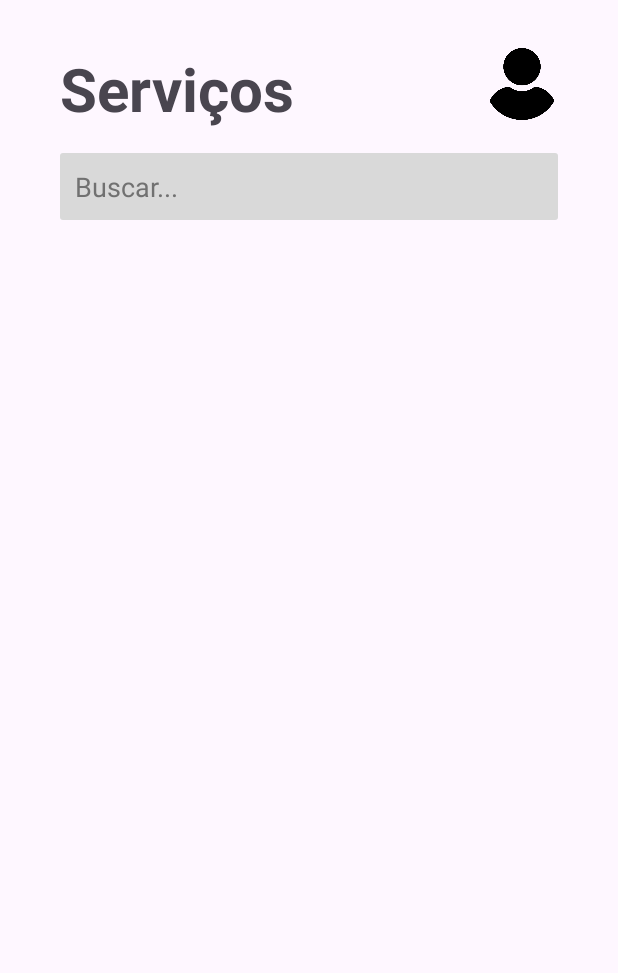
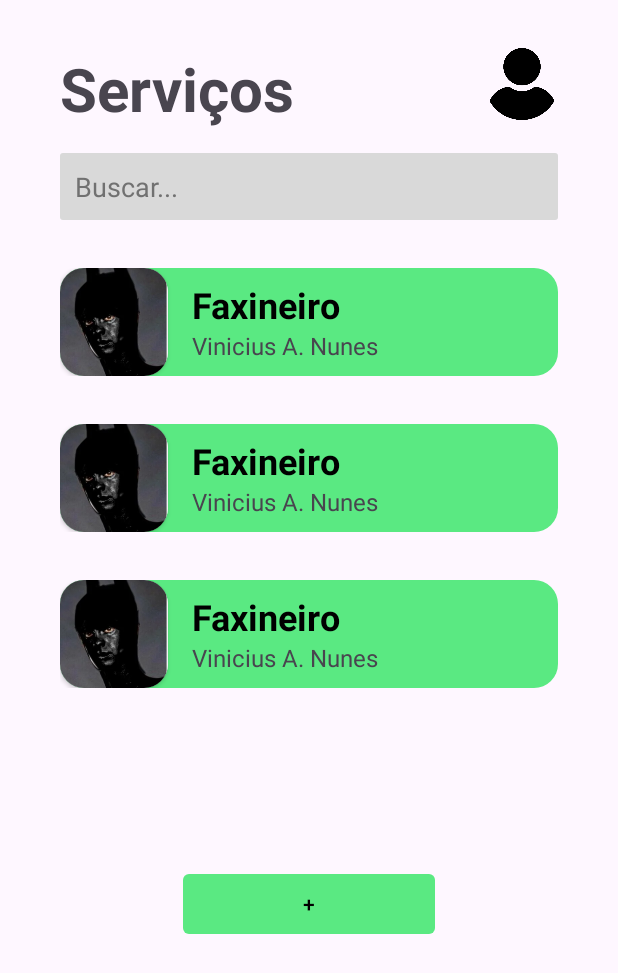
Before and after one commit to ezSchedule/ezSchedule.mobile, an Android app: the layout fragment_services.xml on its own in the app's theme, with its tools: preview values and no code run, on a phone screen of 412 x 824 dp. Shown: the top 973 px of the screen. Run offline under Robolectric (Android 15) with nearby library versions, the phone set to English and light mode, and no system bars; Roboto replaces fonts that are not available here.

Commit message:
:lipstick: Tela de Services completa.

```diff
--- /dev/null
+++ b/app/src/main/res/drawable/btn_squared.xml
@@ -0,0 +1,8 @@
+<?xml version="1.0" encoding="utf-8"?>
+<shape xmlns:android="http://schemas.android.com/apk/res/android"
+    android:padding="10dp"
+    android:shape="rectangle">
+
+    <solid android:color="@color/colorPrimary" />
+    <corners android:radius="4dp"/>
+</shape>
--- /dev/null
+++ b/app/src/main/res/drawable/item_image_rounded.xml
@@ -0,0 +1,11 @@
+<?xml version="1.0" encoding="utf-8"?>
+<shape xmlns:android="http://schemas.android.com/apk/res/android"
+    android:padding="10dp"
+    android:shape="rectangle">
+
+    <corners
+        android:bottomLeftRadius="16dp"
+        android:bottomRightRadius="16dp"
+        android:topLeftRadius="16dp"
+        android:topRightRadius="16dp" />
+</shape>
--- /dev/null
+++ b/app/src/main/res/drawable/item_rounded.xml
@@ -0,0 +1,12 @@
+<?xml version="1.0" encoding="utf-8"?>
+<shape xmlns:android="http://schemas.android.com/apk/res/android"
+    android:padding="10dp"
+    android:shape="rectangle">
+
+    <solid android:color="@color/colorPrimary" />
+    <corners
+        android:bottomLeftRadius="16dp"
+        android:bottomRightRadius="16dp"
+        android:topLeftRadius="16dp"
+        android:topRightRadius="16dp" />
+</shape>
--- a/app/src/main/res/layout/fragment_services.xml
+++ b/app/src/main/res/layout/fragment_services.xml
@@ -1,6 +1,7 @@
 <?xml version="1.0" encoding="utf-8"?>
 <androidx.constraintlayout.widget.ConstraintLayout xmlns:android="http://schemas.android.com/apk/res/android"
     xmlns:app="http://schemas.android.com/apk/res-auto"
+    xmlns:tools="http://schemas.android.com/tools"
     android:layout_width="match_parent"
     android:layout_height="match_parent">
 
@@ -18,27 +19,50 @@
 
     <ImageView
         android:id="@+id/image_menu"
-        android:clickable="true"
-        android:focusable="true"
         android:layout_width="48dp"
         android:layout_height="48dp"
         android:layout_marginTop="32dp"
         android:layout_marginRight="40dp"
+        android:clickable="true"
+        android:focusable="true"
         android:src="@drawable/user_default_image"
         app:layout_constraintRight_toRightOf="parent"
         app:layout_constraintTop_toTopOf="parent" />
 
     <AutoCompleteTextView
+        android:id="@+id/frag_atv_service"
         android:layout_width="match_parent"
         android:layout_height="wrap_content"
-        android:background="@drawable/atv_rounded"
-        android:textColorHint="@color/gray"
-        android:padding="10dp"
         android:layout_marginHorizontal="40dp"
         android:layout_marginTop="16dp"
+        android:background="@drawable/atv_rounded"
         android:hint="@string/frag_services_atv_hint"
+        android:padding="10dp"
+        android:textColorHint="@color/gray"
         app:layout_constraintLeft_toLeftOf="parent"
         app:layout_constraintRight_toRightOf="parent"
         app:layout_constraintTop_toBottomOf="@+id/edt_1" />
 
+    <androidx.recyclerview.widget.RecyclerView
+        android:id="@+id/frag_rv_service"
+        android:layout_width="match_parent"
+        android:layout_height="372dp"
+        android:layout_marginHorizontal="40dp"
+        android:layout_marginTop="32dp"
+        app:layout_constraintStart_toStartOf="parent"
+        app:layout_constraintTop_toBottomOf="@id/frag_atv_service"
+        tools:listitem="@layout/service_item" />
+
+    <Button
+        android:id="@+id/frag_btn_service"
+        android:layout_width="168dp"
+        android:layout_height="40dp"
+        android:layout_marginTop="32dp"
+        android:background="@drawable/btn_squared"
+        android:text="@string/frag_services_btn_desc"
+        android:textColor="@color/black"
+        app:layout_constraintEnd_toEndOf="parent"
+        app:layout_constraintStart_toStartOf="parent"
+        app:layout_constraintTop_toBottomOf="@id/frag_rv_service" />
+
 </androidx.constraintlayout.widget.ConstraintLayout>
--- /dev/null
+++ b/app/src/main/res/layout/service_item.xml
@@ -0,0 +1,50 @@
+<?xml version="1.0" encoding="utf-8"?>
+<androidx.constraintlayout.widget.ConstraintLayout xmlns:android="http://schemas.android.com/apk/res/android"
+    xmlns:app="http://schemas.android.com/apk/res-auto"
+    android:layout_width="match_parent"
+    android:layout_height="wrap_content"
+    android:layout_marginBottom="32dp"
+    android:background="@drawable/item_rounded">
+
+
+    <androidx.cardview.widget.CardView
+        android:id="@+id/card_service_item"
+        android:layout_width="wrap_content"
+        android:layout_height="wrap_content"
+        app:cardCornerRadius="16dp"
+        app:layout_constraintLeft_toLeftOf="parent"
+        app:layout_constraintTop_toTopOf="parent">
+
+        <ImageView
+            android:id="@+id/image_service_item"
+            android:layout_width="72dp"
+            android:layout_height="72dp"
+            android:background="@drawable/item_image_rounded"
+            android:src="@drawable/image_item_services" />
+
+    </androidx.cardview.widget.CardView>
+
+    <TextView
+        android:id="@+id/tv_service_item"
+        android:layout_width="wrap_content"
+        android:layout_height="wrap_content"
+        android:layout_marginStart="16dp"
+        android:layout_marginTop="8dp"
+        android:layout_marginBottom="4dp"
+        android:text="@string/tv_services_item_title_service"
+        android:textColor="@color/black"
+        android:textSize="24sp"
+        android:textStyle="bold"
+        app:layout_constraintStart_toEndOf="@id/card_service_item"
+        app:layout_constraintTop_toTopOf="parent" />
+
+    <TextView
+        android:layout_width="wrap_content"
+        android:layout_height="wrap_content"
+        android:layout_marginStart="16dp"
+        android:text="@string/tv_services_item_name"
+        android:textSize="16sp"
+        app:layout_constraintStart_toEndOf="@id/card_service_item"
+        app:layout_constraintTop_toBottomOf="@id/tv_service_item" />
+
+</androidx.constraintlayout.widget.ConstraintLayout>
--- a/app/src/main/res/values/strings.xml
+++ b/app/src/main/res/values/strings.xml
@@ -16,4 +16,6 @@
     <string name="frag_services_tv_title">Serviços</string>
     <string name="frag_services_btn_desc">+</string>
     <string name="frag_services_atv_hint">Buscar...</string>
+    <string name="tv_services_item_name">Vinicius A. Nunes</string>
+    <string name="tv_services_item_title_service">Faxineiro</string>
 </resources>
```
Also changed, not shown: app/src/main/res/drawable/image_item_services.PNG (added).
